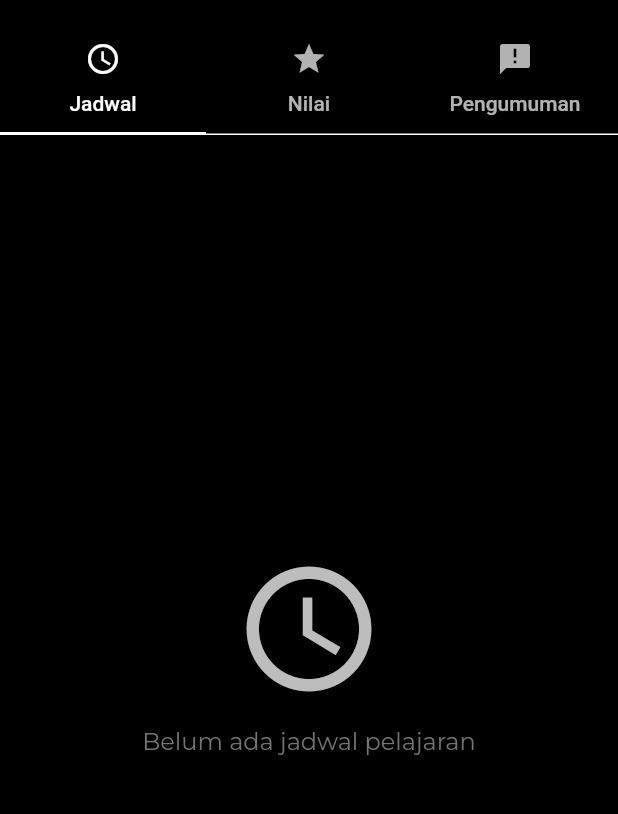
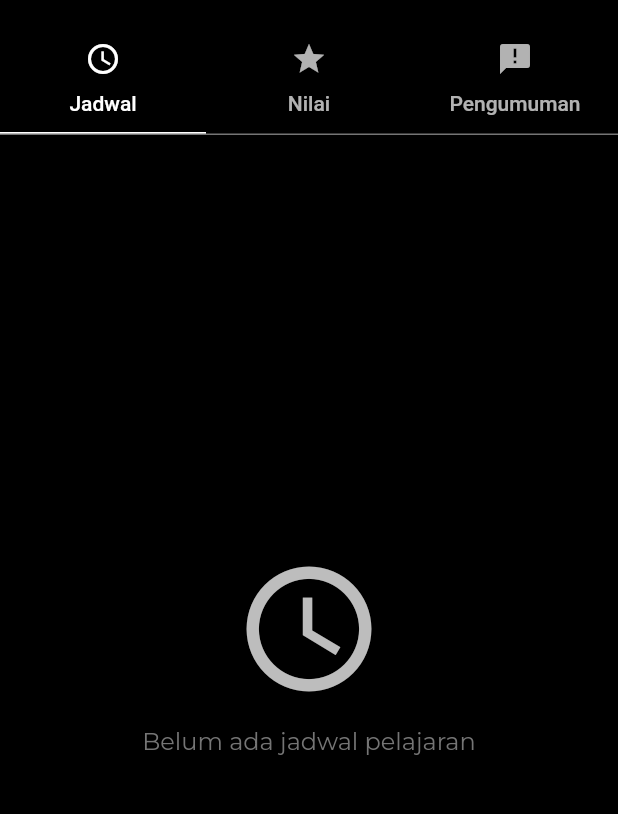
Before and after one commit to contrapoetra/siakad_app, a Flutter app: the SiswaDashboard screen opened by its route, after a tap on the "dark mode" icon, on a phone screen of 412 x 824 dp, the part 60-874 px from its top. Run offline on Flutter 3.47's test engine with Material 3 defaults, Android fonts, the light colour scheme and no system bars; our stand-ins replace fl_chart, flutter_local_notifications, google_fonts, hive, hive_flutter, pdf and 2 more; accounts and stored records are empty; generated files the repository leaves out were written again.

Commit message:
dark mode

```diff
--- a/lib/main.dart
+++ b/lib/main.dart
@@ -139,7 +139,7 @@ class MyApp extends StatelessWidget {
             checkmarkColor: Colors.white,
           ),
           listTileTheme: ListTileThemeData(
-            shape: const Border(
+            shape: Border(
               bottom: BorderSide(color: Colors.black, width: 1),
             ),
             tileColor: Colors.white,
@@ -227,15 +227,15 @@ class MyApp extends StatelessWidget {
             iconColor: Colors.white,
             textColor: Colors.white,
             tileColor: Colors.grey.shade900,
-            shape: const Border(
-              bottom: BorderSide(color: Colors.white, width: 1),
+            shape: Border(
+              bottom: BorderSide(color: Colors.grey.shade600, width: 1),
             ),
           ),
           appBarTheme: AppBarTheme(
             backgroundColor: Colors.black,
             foregroundColor: Colors.white,
             elevation: 0,
-            shape: const Border(bottom: BorderSide(color: Colors.white, width: 1)),
+            shape: Border(bottom: BorderSide(color: Colors.grey.shade600, width: 1)),
             titleTextStyle: GoogleFonts.montserrat(
               fontSize: 20,
               fontWeight: FontWeight.w700,
@@ -248,7 +248,7 @@ class MyApp extends StatelessWidget {
             elevation: 0,
             shape: RoundedRectangleBorder(
               borderRadius: BorderRadius.circular(8),
-              side: const BorderSide(color: Colors.white, width: 1),
+              side: BorderSide(color: Colors.grey.shade600, width: 1),
             ),
             margin: const EdgeInsets.all(8),
           ),
@@ -259,7 +259,7 @@ class MyApp extends StatelessWidget {
               padding: const EdgeInsets.symmetric(vertical: 20, horizontal: 32),
               shape: RoundedRectangleBorder(
                 borderRadius: BorderRadius.circular(8),
-                side: const BorderSide(color: Colors.white, width: 1),
+                side: BorderSide(color: Colors.grey.shade600, width: 1),
               ),
               textStyle: GoogleFonts.montserrat(
                 fontWeight: FontWeight.bold,
@@ -286,7 +286,7 @@ class MyApp extends StatelessWidget {
             secondaryLabelStyle: GoogleFonts.montserrat(color: Colors.black),
             shape: RoundedRectangleBorder(
               borderRadius: BorderRadius.circular(8),
-              side: const BorderSide(color: Colors.white, width: 1),
+              side: BorderSide(color: Colors.grey.shade600, width: 1),
             ),
             checkmarkColor: Colors.black,
           ),
@@ -304,7 +304,7 @@ class MyApp extends StatelessWidget {
             foregroundColor: Colors.black,
             shape: RoundedRectangleBorder(
               borderRadius: BorderRadius.circular(8),
-              side: const BorderSide(color: Colors.white, width: 1),
+              side: BorderSide(color: Colors.grey.shade600, width: 1),
             ),
             elevation: 0,
           ),
@@ -313,11 +313,11 @@ class MyApp extends StatelessWidget {
             elevation: 0,
             shape: RoundedRectangleBorder(
               borderRadius: BorderRadius.circular(8),
-              side: const BorderSide(color: Colors.white, width: 1),
+              side: BorderSide(color: Colors.grey.shade600, width: 1),
             ),
           ),
           dividerTheme: const DividerThemeData(
-            color: Colors.white,
+            color: Colors.grey,
             thickness: 1,
             space: 24,
           ),
@@ -330,7 +330,7 @@ class MyApp extends StatelessWidget {
             contentTextStyle: GoogleFonts.montserrat(color: Colors.white, fontWeight: FontWeight.bold),
             shape: RoundedRectangleBorder(
               borderRadius: BorderRadius.circular(8),
-              side: const BorderSide(color: Colors.white, width: 1),
+              side: BorderSide(color: Colors.grey.shade600, width: 1),
             ),
             behavior: SnackBarBehavior.floating,
             elevation: 0,
@@ -344,15 +344,15 @@ class MyApp extends StatelessWidget {
             suffixIconColor: Colors.white,
             border: OutlineInputBorder(
               borderRadius: BorderRadius.circular(8),
-              borderSide: const BorderSide(color: Colors.white, width: 1),
+              borderSide: BorderSide(color: Colors.grey.shade600, width: 1),
             ),
             enabledBorder: OutlineInputBorder(
               borderRadius: BorderRadius.circular(8),
-              borderSide: const BorderSide(color: Colors.white54, width: 1),
+              borderSide: BorderSide(color: Colors.grey.shade400, width: 1),
             ),
             focusedBorder: OutlineInputBorder(
               borderRadius: BorderRadius.circular(8),
-              borderSide: const BorderSide(color: Colors.white, width: 1),
+              borderSide: BorderSide(color: Colors.grey.shade600, width: 1),
             ),
           ),
         ),
--- a/lib/pages/pengumuman_page.dart
+++ b/lib/pages/pengumuman_page.dart
@@ -104,7 +104,7 @@ class _PengumumanPageState extends State<PengumumanPage> {
                                   ? 'Pengumuman berhasil ditambahkan'
                                   : 'Pengumuman berhasil diupdate',
                             ),
-                            backgroundColor: Theme.of(context).primaryColor,
+                            backgroundColor: Theme.of(context).colorScheme.primary,
                           ),
                         );
                       }
@@ -241,7 +241,7 @@ class _PengumumanPageState extends State<PengumumanPage> {
                       width: 40,
                       height: 40,
                       alignment: Alignment.center,
-                      color: Theme.of(context).primaryColor,
+                      color: Theme.of(context).colorScheme.primary,
                       child: Icon(
                         Icons.announcement,
                         color: Theme.of(context).colorScheme.onPrimary,
```
Also changed, not shown: lib/pages/admin_dashboard.dart (+6 -6 lines), lib/pages/guru_dashboard.dart (+5 -5 lines), lib/pages/siswa_dashboard.dart (+7 -7 lines).
